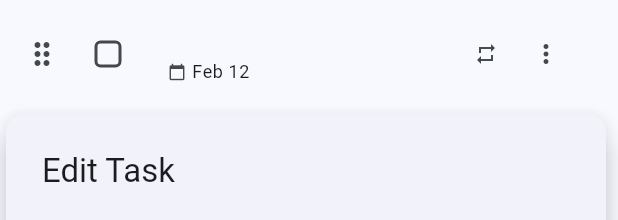
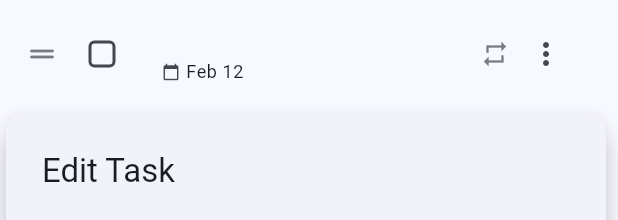
Before and after one commit to reosfire/Todo, a Flutter app: the _TaskTile widget shown alone on an empty page, opened directly with empty values, after a tap on the "more vert" icon, on a phone screen of 412 x 824 dp. Shown: the top 220 px of the screen. Run offline on Flutter 3.47's test engine with Material 3 defaults, Android fonts, the phone set to English and light mode, and no system bars; our stand-ins replace shared_preferences, web; missing offline and left inert: dart:js_interop; accounts and stored records are empty.

Commit message:
some style

```diff
--- a/lib/ui/task_list_view.dart
+++ b/lib/ui/task_list_view.dart
@@ -262,11 +262,11 @@ class _TaskTileState extends State<_TaskTile> {
                 ReorderableDragStartListener(
                   index: widget.index,
                   child: Icon(
-                    Icons.drag_indicator,
-                    color: Theme.of(context).colorScheme.onSurfaceVariant,
+                    Icons.drag_handle_rounded,
+                    color: Theme.of(context).colorScheme.onSurfaceVariant.withValues(alpha: 0.7),
                   ),
                 ),
-                const SizedBox(width: 8),
+                const SizedBox(width: 4),
                 Checkbox(
                   value: completed,
                   onChanged: (_) => state.toggleTask(widget.task),
@@ -303,16 +303,16 @@ class _TaskTileState extends State<_TaskTile> {
               mainAxisSize: MainAxisSize.min,
               children: [
                 if (isRecurring)
-                  Padding(
-                    padding: const EdgeInsets.only(right: 8),
-                    child: Icon(
-                      Icons.repeat,
-                      size: 16,
-                      color: Theme.of(context).colorScheme.onSurfaceVariant,
-                    ),
+                  Icon(
+                    Icons.repeat,
+                    size: 20,
+                    color: Theme.of(context).colorScheme.onSurfaceVariant.withValues(alpha: 0.7),
                   ),
                 IconButton(
-                  icon: const Icon(Icons.more_vert, size: 20),
+                  icon: Icon(
+                    Icons.more_vert,
+                    color: Theme.of(context).colorScheme.onSurfaceVariant,
+                  ),
                   onPressed: () {
                     final RenderBox button =
                         context.findRenderObject() as RenderBox;
@@ -327,8 +327,6 @@ class _TaskTileState extends State<_TaskTile> {
                       ),
                     );
                   },
-                  padding: EdgeInsets.zero,
-                  constraints: const BoxConstraints(),
                 ),
               ],
             ),
```
